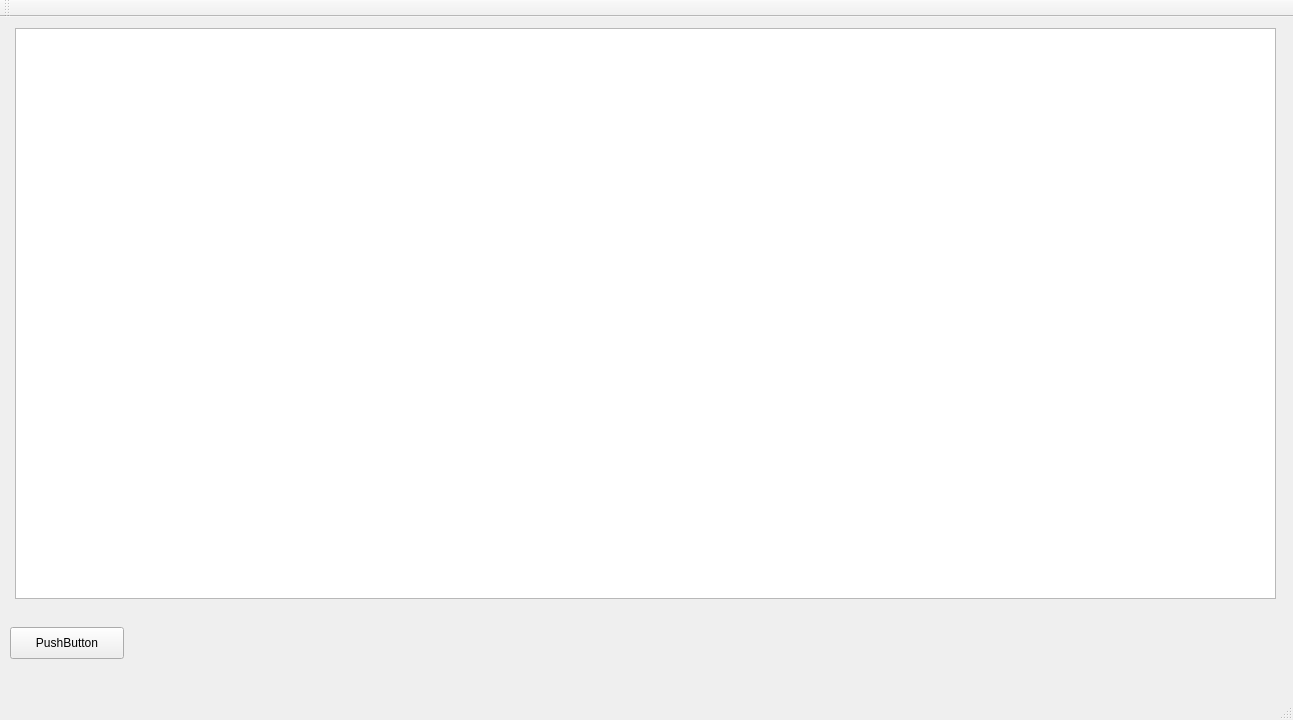
First picture: the form in mainwindow.ui, repository gMitchell09/Point_Of_Divergence, before the edit.
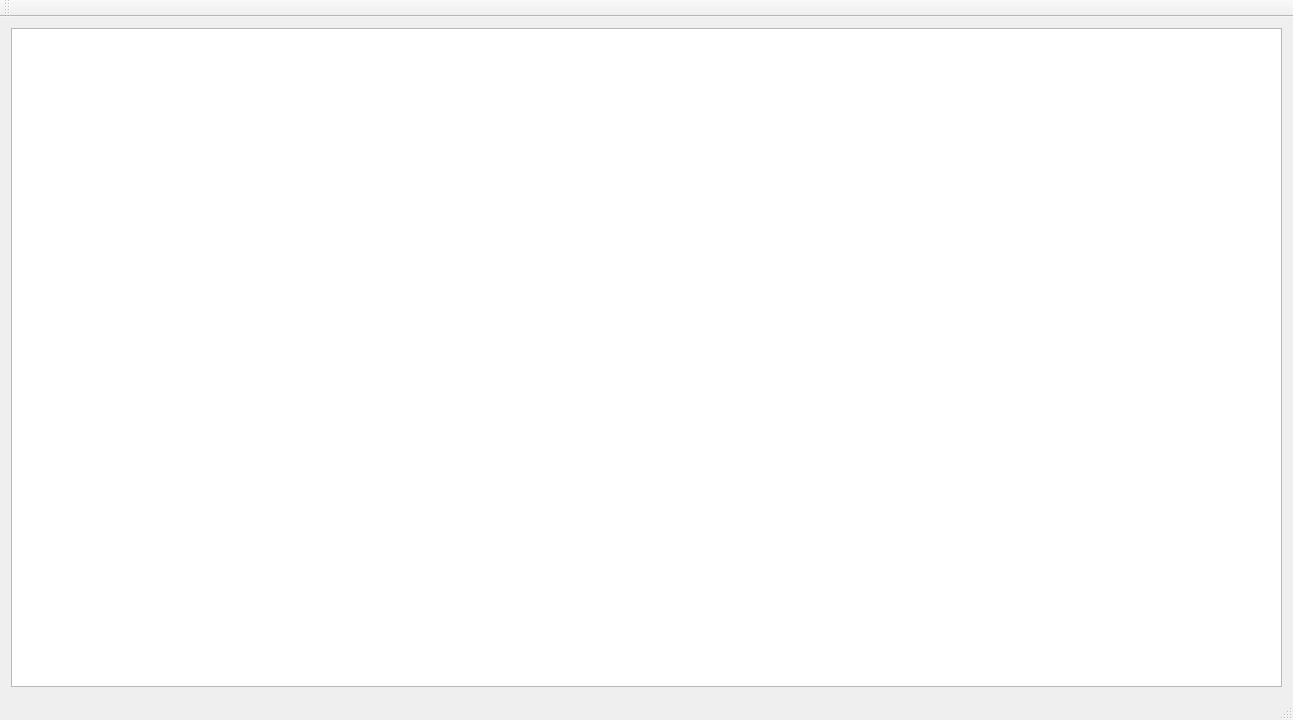
Second picture: the form after the edit.

Patch:
```diff
--- a/mainwindow.ui
+++ b/mainwindow.ui
@@ -14,29 +14,11 @@
    <string>MainWindow</string>
   </property>
   <widget class="QWidget" name="centralWidget">
-   <widget class="QGraphicsView" name="graphicsView">
-    <property name="geometry">
-     <rect>
-      <x>15</x>
-      <y>11</y>
-      <width>1261</width>
-      <height>571</height>
-     </rect>
-    </property>
-   </widget>
-   <widget class="QPushButton" name="pushButton">
-    <property name="geometry">
-     <rect>
-      <x>10</x>
-      <y>610</y>
-      <width>114</width>
-      <height>32</height>
-     </rect>
-    </property>
-    <property name="text">
-     <string>PushButton</string>
-    </property>
-   </widget>
+   <layout class="QVBoxLayout" name="verticalLayout">
+    <item>
+     <widget class="QGraphicsView" name="graphicsView"/>
+    </item>
+   </layout>
   </widget>
   <widget class="QMenuBar" name="menuBar">
    <property name="geometry">
```
